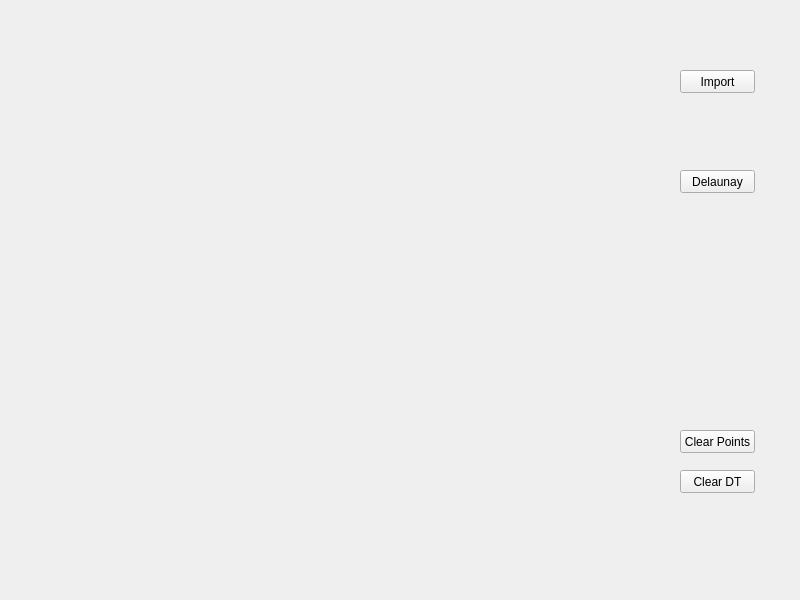
Qt form U3_frommeltova_hnilicova/DTM/widget.ui (Lucul1/ADKI) before a commit.
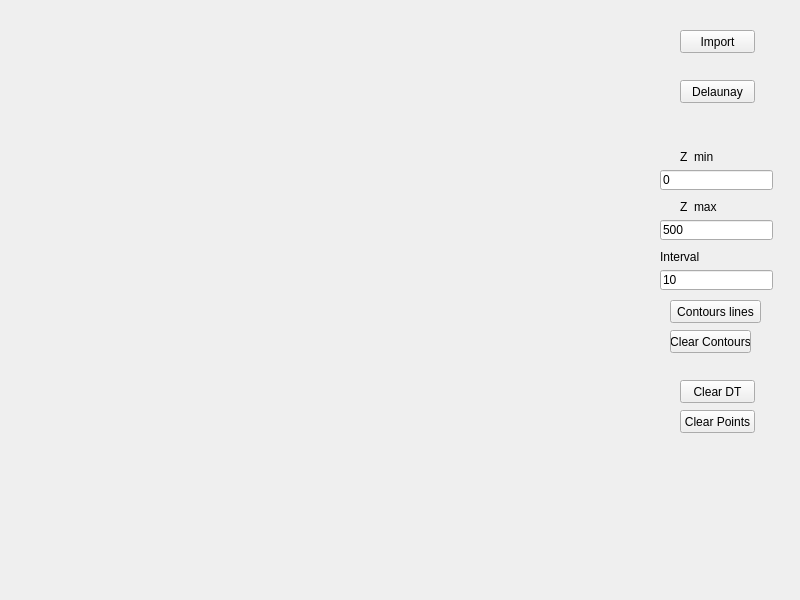
The same form after that commit. Custom widgets are drawn as their Qt base class.

Commit message: U3_contour

Patch:
```diff
--- a/U3_frommeltova_hnilicova/DTM/widget.ui
+++ b/U3_frommeltova_hnilicova/DTM/widget.ui
@@ -27,7 +27,7 @@
    <property name="geometry">
     <rect>
      <x>680</x>
-     <y>70</y>
+     <y>30</y>
      <width>75</width>
      <height>23</height>
     </rect>
@@ -40,7 +40,7 @@
    <property name="geometry">
     <rect>
      <x>680</x>
-     <y>170</y>
+     <y>80</y>
      <width>75</width>
      <height>23</height>
     </rect>
@@ -53,7 +53,7 @@
    <property name="geometry">
     <rect>
      <x>680</x>
-     <y>430</y>
+     <y>410</y>
      <width>75</width>
      <height>23</height>
     </rect>
@@ -66,7 +66,7 @@
    <property name="geometry">
     <rect>
      <x>680</x>
-     <y>470</y>
+     <y>380</y>
      <width>75</width>
      <height>23</height>
     </rect>
@@ -75,6 +75,110 @@
     <string>Clear DT</string>
    </property>
   </widget>
+  <widget class="QPushButton" name="Contours">
+   <property name="geometry">
+    <rect>
+     <x>670</x>
+     <y>300</y>
+     <width>91</width>
+     <height>23</height>
+    </rect>
+   </property>
+   <property name="text">
+    <string>Contours lines</string>
+   </property>
+  </widget>
+  <widget class="QLineEdit" name="lineEdit">
+   <property name="geometry">
+    <rect>
+     <x>660</x>
+     <y>170</y>
+     <width>113</width>
+     <height>20</height>
+    </rect>
+   </property>
+   <property name="text">
+    <string>0</string>
+   </property>
+  </widget>
+  <widget class="QLabel" name="label">
+   <property name="geometry">
+    <rect>
+     <x>680</x>
+     <y>150</y>
+     <width>47</width>
+     <height>13</height>
+    </rect>
+   </property>
+   <property name="text">
+    <string>Z_min</string>
+   </property>
+  </widget>
+  <widget class="QLabel" name="label_2">
+   <property name="geometry">
+    <rect>
+     <x>680</x>
+     <y>200</y>
+     <width>47</width>
+     <height>13</height>
+    </rect>
+   </property>
+   <property name="text">
+    <string>Z_max</string>
+   </property>
+  </widget>
+  <widget class="QLineEdit" name="lineEdit_2">
+   <property name="geometry">
+    <rect>
+     <x>660</x>
+     <y>220</y>
+     <width>113</width>
+     <height>20</height>
+    </rect>
+   </property>
+   <property name="text">
+    <string>500</string>
+   </property>
+  </widget>
+  <widget class="QLabel" name="label_3">
+   <property name="geometry">
+    <rect>
+     <x>660</x>
+     <y>250</y>
+     <width>47</width>
+     <height>13</height>
+    </rect>
+   </property>
+   <property name="text">
+    <string>Interval</string>
+   </property>
+  </widget>
+  <widget class="QLineEdit" name="lineEdit_3">
+   <property name="geometry">
+    <rect>
+     <x>660</x>
+     <y>270</y>
+     <width>113</width>
+     <height>20</height>
+    </rect>
+   </property>
+   <property name="text">
+    <string>10</string>
+   </property>
+  </widget>
+  <widget class="QPushButton" name="pushButton_2">
+   <property name="geometry">
+    <rect>
+     <x>670</x>
+     <y>330</y>
+     <width>81</width>
+     <height>23</height>
+    </rect>
+   </property>
+   <property name="text">
+    <string>Clear Contours</string>
+   </property>
+  </widget>
  </widget>
  <customwidgets>
   <customwidget>
```
The commit also changes 7 other files.
